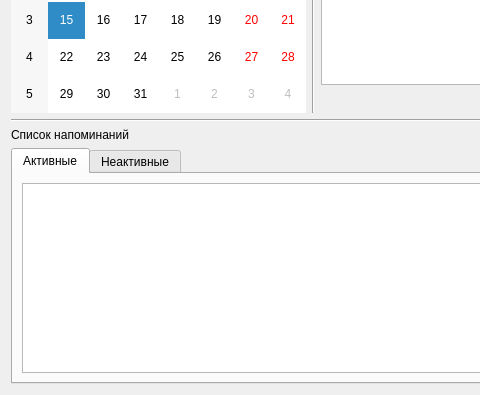
The window that RemindersDialog.ui (okostynchuk/Outcall) describes before a commit, drawn with Qt 5; both pictures show x 0 to 480 and y 180 to 575 of the 627 by 575 pixel window.
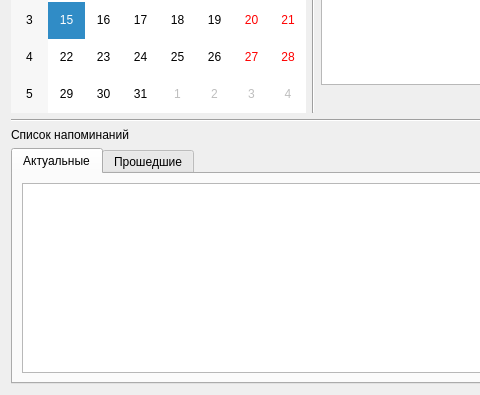
The same window after the commit.

What changed in the file:
```diff
--- a/RemindersDialog.ui
+++ b/RemindersDialog.ui
@@ -181,7 +181,7 @@
        </property>
        <widget class="QWidget" name="tab">
         <attribute name="title">
-         <string>Активные</string>
+         <string>Актуальные</string>
         </attribute>
         <layout class="QGridLayout" name="gridLayout_4">
          <item row="0" column="0">
@@ -198,7 +198,7 @@
        </widget>
        <widget class="QWidget" name="tab_2">
         <attribute name="title">
-         <string>Неактивные</string>
+         <string>Прошедшие</string>
         </attribute>
         <layout class="QGridLayout" name="gridLayout_3">
          <item row="0" column="0">
```
